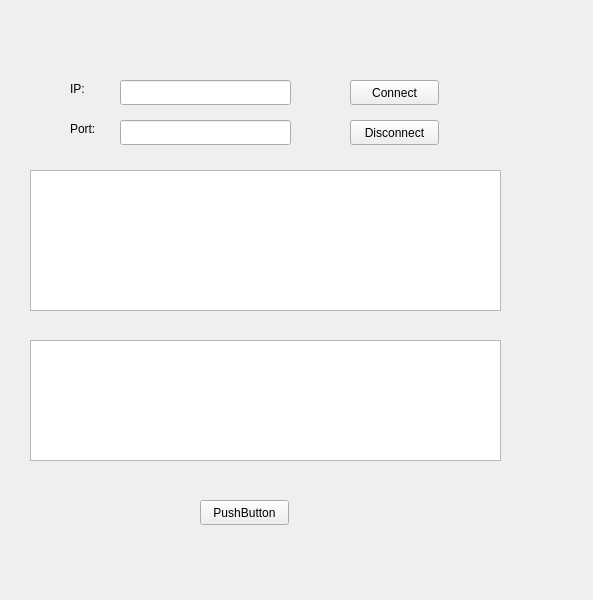
First picture: the form in widget.ui, repository UAVOB-avoidproj/Openfarmly_Client, before the edit.
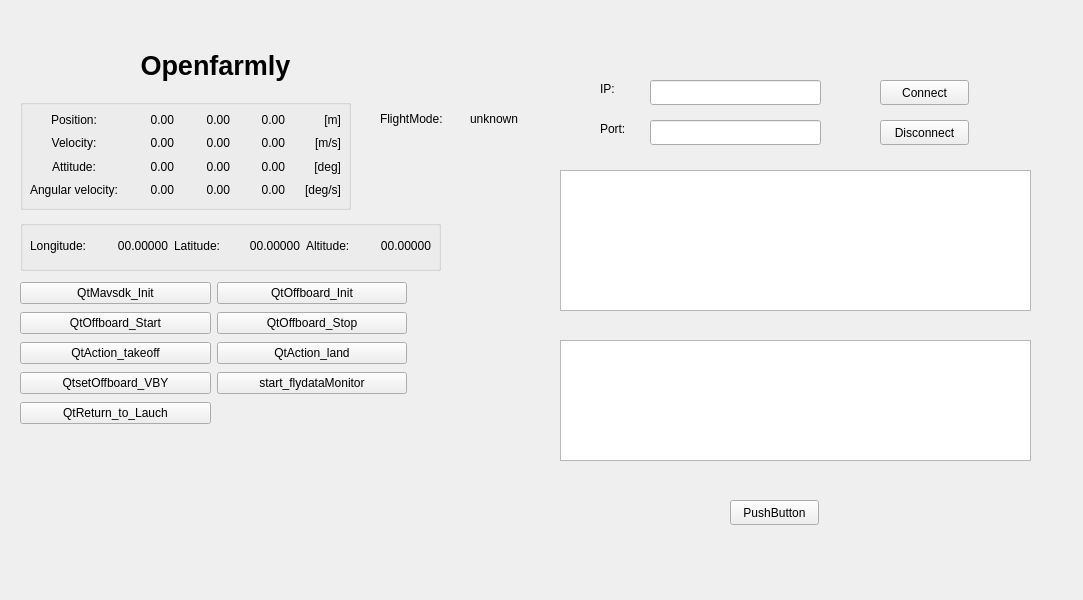
Second picture: the form after the edit. Icons and pictures are not drawn.

Diff of the .ui file:
```diff
--- a/widget.ui
+++ b/widget.ui
@@ -6,7 +6,7 @@
    <rect>
     <x>0</x>
     <y>0</y>
-    <width>593</width>
+    <width>1083</width>
     <height>600</height>
    </rect>
   </property>
@@ -16,7 +16,7 @@
   <widget class="QPushButton" name="pushButton_Connect">
    <property name="geometry">
     <rect>
-     <x>350</x>
+     <x>880</x>
      <y>80</y>
      <width>89</width>
      <height>25</height>
@@ -29,7 +29,7 @@
   <widget class="QPushButton" name="pushButton_Disconnect">
    <property name="geometry">
     <rect>
-     <x>350</x>
+     <x>880</x>
      <y>120</y>
      <width>89</width>
      <height>25</height>
@@ -42,7 +42,7 @@
   <widget class="QPushButton" name="pushButton_Send">
    <property name="geometry">
     <rect>
-     <x>200</x>
+     <x>730</x>
      <y>500</y>
      <width>89</width>
      <height>25</height>
@@ -55,7 +55,7 @@
   <widget class="QTextEdit" name="textEdit_SendMessage">
    <property name="geometry">
     <rect>
-     <x>30</x>
+     <x>560</x>
      <y>340</y>
      <width>471</width>
      <height>121</height>
@@ -65,7 +65,7 @@
   <widget class="QLabel" name="label">
    <property name="geometry">
     <rect>
-     <x>70</x>
+     <x>600</x>
      <y>80</y>
      <width>67</width>
      <height>17</height>
@@ -78,7 +78,7 @@
   <widget class="QLabel" name="label_2">
    <property name="geometry">
     <rect>
-     <x>70</x>
+     <x>600</x>
      <y>120</y>
      <width>67</width>
      <height>17</height>
@@ -91,7 +91,7 @@
   <widget class="QLineEdit" name="lineEdit_IP">
    <property name="geometry">
     <rect>
-     <x>120</x>
+     <x>650</x>
      <y>80</y>
      <width>171</width>
      <height>25</height>
@@ -101,7 +101,7 @@
   <widget class="QLineEdit" name="lineEdit_Port">
    <property name="geometry">
     <rect>
-     <x>120</x>
+     <x>650</x>
      <y>120</y>
      <width>171</width>
      <height>25</height>
@@ -111,13 +111,682 @@
   <widget class="QTextEdit" name="textEdit_Historymessage">
    <property name="geometry">
     <rect>
-     <x>30</x>
+     <x>560</x>
      <y>170</y>
      <width>471</width>
      <height>141</height>
     </rect>
    </property>
   </widget>
+  <widget class="QWidget" name="layoutWidget">
+   <property name="geometry">
+    <rect>
+     <x>20</x>
+     <y>280</y>
+     <width>387</width>
+     <height>151</height>
+    </rect>
+   </property>
+   <layout class="QGridLayout" name="gridLayout_3">
+    <item row="6" column="0">
+     <widget class="QPushButton" name="QtsetOffboard_VBY">
+      <property name="text">
+       <string>QtsetOffboard_VBY</string>
+      </property>
+     </widget>
+    </item>
+    <item row="6" column="1">
+     <widget class="QPushButton" name="start_flydataMonitor">
+      <property name="text">
+       <string>start_flydataMonitor</string>
+      </property>
+     </widget>
+    </item>
+    <item row="4" column="0">
+     <widget class="QPushButton" name="QtAction_takeoff">
+      <property name="text">
+       <string>QtAction_takeoff</string>
+      </property>
+     </widget>
+    </item>
+    <item row="0" column="0">
+     <widget class="QPushButton" name="QtMavsdk_Init">
+      <property name="text">
+       <string>QtMavsdk_Init</string>
+      </property>
+     </widget>
+    </item>
+    <item row="4" column="1">
+     <widget class="QPushButton" name="QtAction_land">
+      <property name="text">
+       <string>QtAction_land</string>
+      </property>
+     </widget>
+    </item>
+    <item row="2" column="1">
+     <widget class="QPushButton" name="QtOffboard_Stop">
+      <property name="text">
+       <string>QtOffboard_Stop</string>
+      </property>
+     </widget>
+    </item>
+    <item row="2" column="0">
+     <widget class="QPushButton" name="QtOffboard_Start">
+      <property name="text">
+       <string>QtOffboard_Start</string>
+      </property>
+     </widget>
+    </item>
+    <item row="0" column="1">
+     <widget class="QPushButton" name="QtOffboard_Init">
+      <property name="text">
+       <string>QtOffboard_Init</string>
+      </property>
+     </widget>
+    </item>
+    <item row="7" column="0">
+     <widget class="QPushButton" name="QtsetOffboard_VBY_2">
+      <property name="text">
+       <string>QtReturn_to_Lauch</string>
+      </property>
+     </widget>
+    </item>
+   </layout>
+  </widget>
+  <widget class="QGroupBox" name="groupBox">
+   <property name="geometry">
+    <rect>
+     <x>20</x>
+     <y>99</y>
+     <width>331</width>
+     <height>111</height>
+    </rect>
+   </property>
+   <property name="title">
+    <string/>
+   </property>
+   <widget class="QWidget" name="gridLayoutWidget">
+    <property name="geometry">
+     <rect>
+      <x>10</x>
+      <y>10</y>
+      <width>311</width>
+      <height>91</height>
+     </rect>
+    </property>
+    <layout class="QGridLayout" name="gridLayout" rowstretch="0,0,0,0" columnstretch="0,0,0,0,0">
+     <property name="spacing">
+      <number>3</number>
+     </property>
+     <item row="2" column="0">
+      <widget class="QLabel" name="label_attitude">
+       <property name="font">
+        <font>
+         <pointsize>9</pointsize>
+        </font>
+       </property>
+       <property name="layoutDirection">
+        <enum>Qt::LeftToRight</enum>
+       </property>
+       <property name="autoFillBackground">
+        <bool>false</bool>
+       </property>
+       <property name="text">
+        <string>Attitude:</string>
+       </property>
+       <property name="textFormat">
+        <enum>Qt::AutoText</enum>
+       </property>
+       <property name="alignment">
+        <set>Qt::AlignCenter</set>
+       </property>
+       <property name="wordWrap">
+        <bool>false</bool>
+       </property>
+      </widget>
+     </item>
+     <item row="2" column="3">
+      <widget class="QLabel" name="label_attitude_z">
+       <property name="font">
+        <font>
+         <pointsize>9</pointsize>
+        </font>
+       </property>
+       <property name="mouseTracking">
+        <bool>false</bool>
+       </property>
+       <property name="text">
+        <string>0.00</string>
+       </property>
+       <property name="alignment">
+        <set>Qt::AlignRight|Qt::AlignTrailing|Qt::AlignVCenter</set>
+       </property>
+      </widget>
+     </item>
+     <item row="0" column="4">
+      <widget class="QLabel" name="label_position_unit">
+       <property name="font">
+        <font>
+         <pointsize>9</pointsize>
+        </font>
+       </property>
+       <property name="mouseTracking">
+        <bool>false</bool>
+       </property>
+       <property name="text">
+        <string>[m]</string>
+       </property>
+       <property name="alignment">
+        <set>Qt::AlignRight|Qt::AlignTrailing|Qt::AlignVCenter</set>
+       </property>
+      </widget>
+     </item>
+     <item row="1" column="4">
+      <widget class="QLabel" name="label_velocity_unit">
+       <property name="font">
+        <font>
+         <pointsize>9</pointsize>
+        </font>
+       </property>
+       <property name="mouseTracking">
+        <bool>false</bool>
+       </property>
+       <property name="text">
+        <string>[m/s]</string>
+       </property>
+       <property name="alignment">
+        <set>Qt::AlignRight|Qt::AlignTrailing|Qt::AlignVCenter</set>
+       </property>
+      </widget>
+     </item>
+     <item row="1" column="1">
+      <widget class="QLabel" name="label_velocity_x">
+       <property name="font">
+        <font>
+         <pointsize>9</pointsize>
+        </font>
+       </property>
+       <property name="mouseTracking">
+        <bool>false</bool>
+       </property>
+       <property name="text">
+        <string>0.00</string>
+       </property>
+       <property name="alignment">
+        <set>Qt::AlignRight|Qt::AlignTrailing|Qt::AlignVCenter</set>
+       </property>
+      </widget>
+     </item>
+     <item row="2" column="4">
+      <widget class="QLabel" name="label_attitude_unit">
+       <property name="font">
+        <font>
+         <pointsize>9</pointsize>
+        </font>
+       </property>
+       <property name="mouseTracking">
+        <bool>false</bool>
+       </property>
+       <property name="text">
+        <string>[deg]</string>
+       </property>
+       <property name="alignment">
+        <set>Qt::AlignRight|Qt::AlignTrailing|Qt::AlignVCenter</set>
+       </property>
+      </widget>
+     </item>
+     <item row="1" column="0">
+      <widget class="QLabel" name="label_velocity">
+       <property name="font">
+        <font>
+         <pointsize>9</pointsize>
+        </font>
+       </property>
+       <property name="layoutDirection">
+        <enum>Qt::LeftToRight</enum>
+       </property>
+       <property name="autoFillBackground">
+        <bool>false</bool>
+       </property>
+       <property name="text">
+        <string>Velocity:</string>
+       </property>
+       <property name="textFormat">
+        <enum>Qt::AutoText</enum>
+       </property>
+       <property name="alignment">
+        <set>Qt::AlignCenter</set>
+       </property>
+       <property name="wordWrap">
+        <bool>false</bool>
+       </property>
+      </widget>
+     </item>
+     <item row="0" column="0">
+      <widget class="QLabel" name="label_position">
+       <property name="font">
+        <font>
+         <pointsize>9</pointsize>
+        </font>
+       </property>
+       <property name="layoutDirection">
+        <enum>Qt::LeftToRight</enum>
+       </property>
+       <property name="autoFillBackground">
+        <bool>false</bool>
+       </property>
+       <property name="text">
+        <string>Position:</string>
+       </property>
+       <property name="textFormat">
+        <enum>Qt::AutoText</enum>
+       </property>
+       <property name="alignment">
+        <set>Qt::AlignCenter</set>
+       </property>
+       <property name="wordWrap">
+        <bool>false</bool>
+       </property>
+      </widget>
+     </item>
+     <item row="1" column="2">
+      <widget class="QLabel" name="label_velocity_y">
+       <property name="font">
+        <font>
+         <pointsize>9</pointsize>
+        </font>
+       </property>
+       <property name="mouseTracking">
+        <bool>false</bool>
+       </property>
+       <property name="text">
+        <string>0.00</string>
+       </property>
+       <property name="alignment">
+        <set>Qt::AlignRight|Qt::AlignTrailing|Qt::AlignVCenter</set>
+       </property>
+      </widget>
+     </item>
+     <item row="0" column="3">
+      <widget class="QLabel" name="label_position_z">
+       <property name="font">
+        <font>
+         <pointsize>9</pointsize>
+        </font>
+       </property>
+       <property name="mouseTracking">
+        <bool>false</bool>
+       </property>
+       <property name="text">
+        <string>0.00</string>
+       </property>
+       <property name="alignment">
+        <set>Qt::AlignRight|Qt::AlignTrailing|Qt::AlignVCenter</set>
+       </property>
+      </widget>
+     </item>
+     <item row="1" column="3">
+      <widget class="QLabel" name="label_velocity_z">
+       <property name="font">
+        <font>
+         <pointsize>9</pointsize>
+        </font>
+       </property>
+       <property name="mouseTracking">
+        <bool>false</bool>
+       </property>
+       <property name="text">
+        <string>0.00</string>
+       </property>
+       <property name="alignment">
+        <set>Qt::AlignRight|Qt::AlignTrailing|Qt::AlignVCenter</set>
+       </property>
+      </widget>
+     </item>
+     <item row="2" column="2">
+      <widget class="QLabel" name="label_attitude_y">
+       <property name="font">
+        <font>
+         <pointsize>9</pointsize>
+        </font>
+       </property>
+       <property name="mouseTracking">
+        <bool>false</bool>
+       </property>
+       <property name="text">
+        <string>0.00</string>
+       </property>
+       <property name="alignment">
+        <set>Qt::AlignRight|Qt::AlignTrailing|Qt::AlignVCenter</set>
+       </property>
+      </widget>
+     </item>
+     <item row="0" column="2">
+      <widget class="QLabel" name="label_position_y">
+       <property name="font">
+        <font>
+         <pointsize>9</pointsize>
+        </font>
+       </property>
+       <property name="mouseTracking">
+        <bool>false</bool>
+       </property>
+       <property name="text">
+        <string>0.00</string>
+       </property>
+       <property name="alignment">
+        <set>Qt::AlignRight|Qt::AlignTrailing|Qt::AlignVCenter</set>
+       </property>
+      </widget>
+     </item>
+     <item row="0" column="1">
+      <widget class="QLabel" name="label_position_x">
+       <property name="font">
+        <font>
+         <pointsize>9</pointsize>
+        </font>
+       </property>
+       <property name="mouseTracking">
+        <bool>false</bool>
+       </property>
+       <property name="text">
+        <string>0.00</string>
+       </property>
+       <property name="alignment">
+        <set>Qt::AlignRight|Qt::AlignTrailing|Qt::AlignVCenter</set>
+       </property>
+      </widget>
+     </item>
+     <item row="2" column="1">
+      <widget class="QLabel" name="label_attitude_x">
+       <property name="font">
+        <font>
+         <pointsize>9</pointsize>
+        </font>
+       </property>
+       <property name="mouseTracking">
+        <bool>false</bool>
+       </property>
+       <property name="text">
+        <string>0.00</string>
+       </property>
+       <property name="alignment">
+        <set>Qt::AlignRight|Qt::AlignTrailing|Qt::AlignVCenter</set>
+       </property>
+      </widget>
+     </item>
+     <item row="3" column="0">
+      <widget class="QLabel" name="label_angularvelocity">
+       <property name="font">
+        <font>
+         <pointsize>9</pointsize>
+        </font>
+       </property>
+       <property name="layoutDirection">
+        <enum>Qt::LeftToRight</enum>
+       </property>
+       <property name="autoFillBackground">
+        <bool>false</bool>
+       </property>
+       <property name="text">
+        <string>Angular velocity:</string>
+       </property>
+       <property name="textFormat">
+        <enum>Qt::AutoText</enum>
+       </property>
+       <property name="alignment">
+        <set>Qt::AlignCenter</set>
+       </property>
+       <property name="wordWrap">
+        <bool>false</bool>
+       </property>
+      </widget>
+     </item>
+     <item row="3" column="1">
+      <widget class="QLabel" name="label_angularvelocity_x">
+       <property name="font">
+        <font>
+         <pointsize>9</pointsize>
+        </font>
+       </property>
+       <property name="mouseTracking">
+        <bool>false</bool>
+       </property>
+       <property name="text">
+        <string>0.00</string>
+       </property>
+       <property name="alignment">
+        <set>Qt::AlignRight|Qt::AlignTrailing|Qt::AlignVCenter</set>
+       </property>
+      </widget>
+     </item>
+     <item row="3" column="2">
+      <widget class="QLabel" name="label_angularvelocity_y">
+       <property name="font">
+        <font>
+         <pointsize>9</pointsize>
+        </font>
+       </property>
+       <property name="mouseTracking">
+        <bool>false</bool>
+       </property>
+       <property name="text">
+        <string>0.00</string>
+       </property>
+       <property name="alignment">
+        <set>Qt::AlignRight|Qt::AlignTrailing|Qt::AlignVCenter</set>
+       </property>
+      </widget>
+     </item>
+     <item row="3" column="3">
+      <widget class="QLabel" name="label_angularvelocity_z">
+       <property name="font">
+        <font>
+         <pointsize>9</pointsize>
+        </font>
+       </property>
+       <property name="mouseTracking">
+        <bool>false</bool>
+       </property>
+       <property name="text">
+        <string>0.00</string>
+       </property>
+       <property name="alignment">
+        <set>Qt::AlignRight|Qt::AlignTrailing|Qt::AlignVCenter</set>
+       </property>
+      </widget>
+     </item>
+     <item row="3" column="4">
+      <widget class="QLabel" name="label_angularvelocity_unit">
+       <property name="font">
+        <font>
+         <pointsize>9</pointsize>
+        </font>
+       </property>
+       <property name="mouseTracking">
+        <bool>false</bool>
+       </property>
+       <property name="text">
+        <string>[deg/s]</string>
+       </property>
+       <property name="alignment">
+        <set>Qt::AlignRight|Qt::AlignTrailing|Qt::AlignVCenter</set>
+       </property>
+      </widget>
+     </item>
+    </layout>
+   </widget>
+  </widget>
+  <widget class="QLabel" name="FlightMode_value">
+   <property name="geometry">
+    <rect>
+     <x>470</x>
+     <y>110</y>
+     <width>81</width>
+     <height>17</height>
+    </rect>
+   </property>
+   <property name="text">
+    <string>unknown</string>
+   </property>
+  </widget>
+  <widget class="QLabel" name="logo_image">
+   <property name="geometry">
+    <rect>
+     <x>30</x>
+     <y>40</y>
+     <width>81</width>
+     <height>61</height>
+    </rect>
+   </property>
+   <property name="text">
+    <string/>
+   </property>
+   <property name="pixmap">
+    <pixmap resource="../Openfarmly_Server/res.qrc">:/images/logo.png</pixmap>
+   </property>
+  </widget>
+  <widget class="QGroupBox" name="groupBox_2">
+   <property name="geometry">
+    <rect>
+     <x>20</x>
+     <y>220</y>
+     <width>421</width>
+     <height>51</height>
+    </rect>
+   </property>
+   <property name="title">
+    <string/>
+   </property>
+   <widget class="QWidget" name="gridLayoutWidget_2">
+    <property name="geometry">
+     <rect>
+      <x>10</x>
+      <y>10</y>
+      <width>401</width>
+      <height>31</height>
+     </rect>
+    </property>
+    <layout class="QGridLayout" name="gridLayout_2" columnstretch="0,1,0,1,0,1">
+     <property name="leftMargin">
+      <number>0</number>
+     </property>
+     <property name="bottomMargin">
+      <number>0</number>
+     </property>
+     <property name="verticalSpacing">
+      <number>6</number>
+     </property>
+     <item row="0" column="5">
+      <widget class="QLabel" name="altitude_value">
+       <property name="font">
+        <font>
+         <pointsize>9</pointsize>
+        </font>
+       </property>
+       <property name="text">
+        <string>00.00000</string>
+       </property>
+       <property name="alignment">
+        <set>Qt::AlignRight|Qt::AlignTrailing|Qt::AlignVCenter</set>
+       </property>
+      </widget>
+     </item>
+     <item row="0" column="1">
+      <widget class="QLabel" name="longitude_value">
+       <property name="font">
+        <font>
+         <pointsize>9</pointsize>
+        </font>
+       </property>
+       <property name="text">
+        <string>00.00000</string>
+       </property>
+       <property name="alignment">
+        <set>Qt::AlignRight|Qt::AlignTrailing|Qt::AlignVCenter</set>
+       </property>
+      </widget>
+     </item>
+     <item row="0" column="3">
+      <widget class="QLabel" name="latitude_value">
+       <property name="font">
+        <font>
+         <pointsize>9</pointsize>
+        </font>
+       </property>
+       <property name="text">
+        <string>00.00000</string>
+       </property>
+       <property name="alignment">
+        <set>Qt::AlignRight|Qt::AlignTrailing|Qt::AlignVCenter</set>
+       </property>
+      </widget>
+     </item>
+     <item row="0" column="4">
+      <widget class="QLabel" name="altitude">
+       <property name="font">
+        <font>
+         <pointsize>9</pointsize>
+        </font>
+       </property>
+       <property name="text">
+        <string>Altitude:</string>
+       </property>
+      </widget>
+     </item>
+     <item row="0" column="0">
+      <widget class="QLabel" name="longitude">
+       <property name="font">
+        <font>
+         <pointsize>9</pointsize>
+        </font>
+       </property>
+       <property name="text">
+        <string>Longitude:</string>
+       </property>
+      </widget>
+     </item>
+     <item row="0" column="2">
+      <widget class="QLabel" name="latitude">
+       <property name="font">
+        <font>
+         <pointsize>9</pointsize>
+        </font>
+       </property>
+       <property name="text">
+        <string>Latitude:</string>
+       </property>
+      </widget>
+     </item>
+    </layout>
+   </widget>
+  </widget>
+  <widget class="QLabel" name="FlightMode">
+   <property name="geometry">
+    <rect>
+     <x>380</x>
+     <y>110</y>
+     <width>81</width>
+     <height>17</height>
+    </rect>
+   </property>
+   <property name="text">
+    <string>FlightMode:</string>
+   </property>
+  </widget>
+  <widget class="QLabel" name="logo_name">
+   <property name="geometry">
+    <rect>
+     <x>120</x>
+     <y>40</y>
+     <width>191</width>
+     <height>51</height>
+    </rect>
+   </property>
+   <property name="text">
+    <string>&lt;html&gt;&lt;head/&gt;&lt;body&gt;&lt;p align=&quot;center&quot;&gt;&lt;span style=&quot; font-size:20pt; font-weight:600;&quot;&gt;Openfarmly&lt;/span&gt;&lt;/p&gt;&lt;/body&gt;&lt;/html&gt;</string>
+   </property>
+  </widget>
  </widget>
  <resources/>
  <connections/>
```
Left out of the diff: 4 changed lines with no effect on the pictures.
